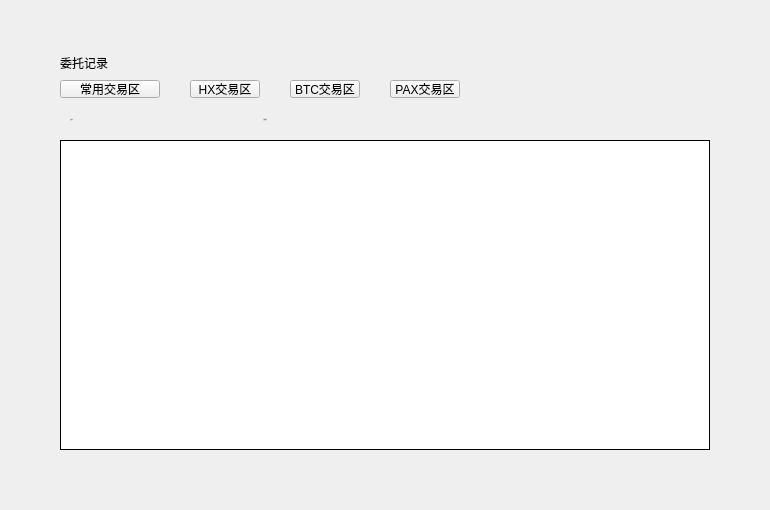
First picture: the form in LNKWallet/exchange/ExchangeMyOrdersWidget.ui, repository HcashOrg/hx-indicator, before the edit.
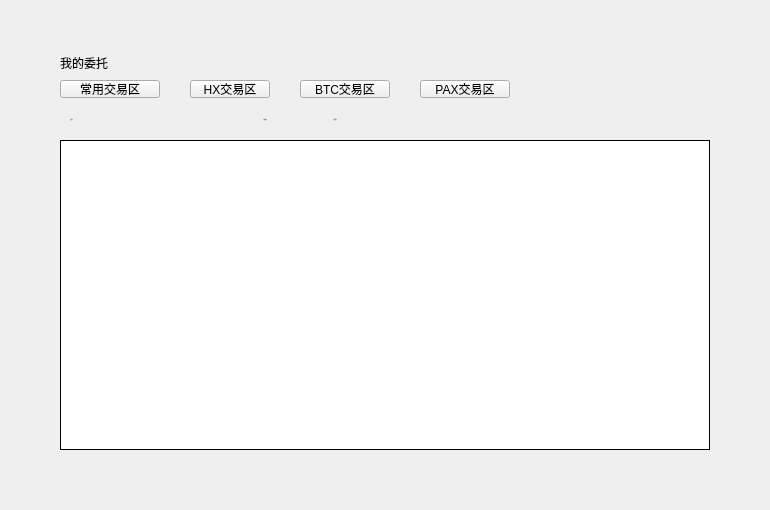
Second picture: the form after the edit.

Patch:
```diff
--- a/LNKWallet/exchange/ExchangeMyOrdersWidget.ui
+++ b/LNKWallet/exchange/ExchangeMyOrdersWidget.ui
@@ -16,9 +16,9 @@
   <widget class="QPushButton" name="marketBtn3">
    <property name="geometry">
     <rect>
-     <x>390</x>
+     <x>420</x>
      <y>80</y>
-     <width>70</width>
+     <width>90</width>
      <height>18</height>
     </rect>
    </property>
@@ -42,7 +42,7 @@
     <string notr="true"/>
    </property>
    <property name="text">
-    <string>委托记录</string>
+    <string>我的委托</string>
    </property>
   </widget>
   <widget class="QPushButton" name="favoriteMarketBtn">
@@ -66,7 +66,7 @@
     <rect>
      <x>190</x>
      <y>80</y>
-     <width>70</width>
+     <width>80</width>
      <height>18</height>
     </rect>
    </property>
@@ -83,9 +83,9 @@
   <widget class="QPushButton" name="marketBtn2">
    <property name="geometry">
     <rect>
-     <x>290</x>
+     <x>300</x>
      <y>80</y>
-     <width>70</width>
+     <width>90</width>
      <height>18</height>
     </rect>
    </property>
@@ -323,6 +323,39 @@
     <string>当前委托</string>
    </property>
   </widget>
+  <widget class="QPushButton" name="historyBtn">
+   <property name="geometry">
+    <rect>
+     <x>310</x>
+     <y>110</y>
+     <width>50</width>
+     <height>18</height>
+    </rect>
+   </property>
+   <property name="font">
+    <font>
+     <family>微软雅黑</family>
+     <pointsize>-1</pointsize>
+     <weight>50</weight>
+     <italic>false</italic>
+     <bold>false</bold>
+    </font>
+   </property>
+   <property name="cursor">
+    <cursorShape>PointingHandCursor</cursorShape>
+   </property>
+   <property name="focusPolicy">
+    <enum>Qt::NoFocus</enum>
+   </property>
+   <property name="styleSheet">
+    <string notr="true">QPushButton{font:11px &quot;微软雅黑&quot;;background:transparent;border:none;color: rgb(137,129,161);}
+QPushButton:disabled{color: rgb(200, 200, 200);}
+</string>
+   </property>
+   <property name="text">
+    <string>历史委托</string>
+   </property>
+  </widget>
  </widget>
  <resources/>
  <connections/>
```
